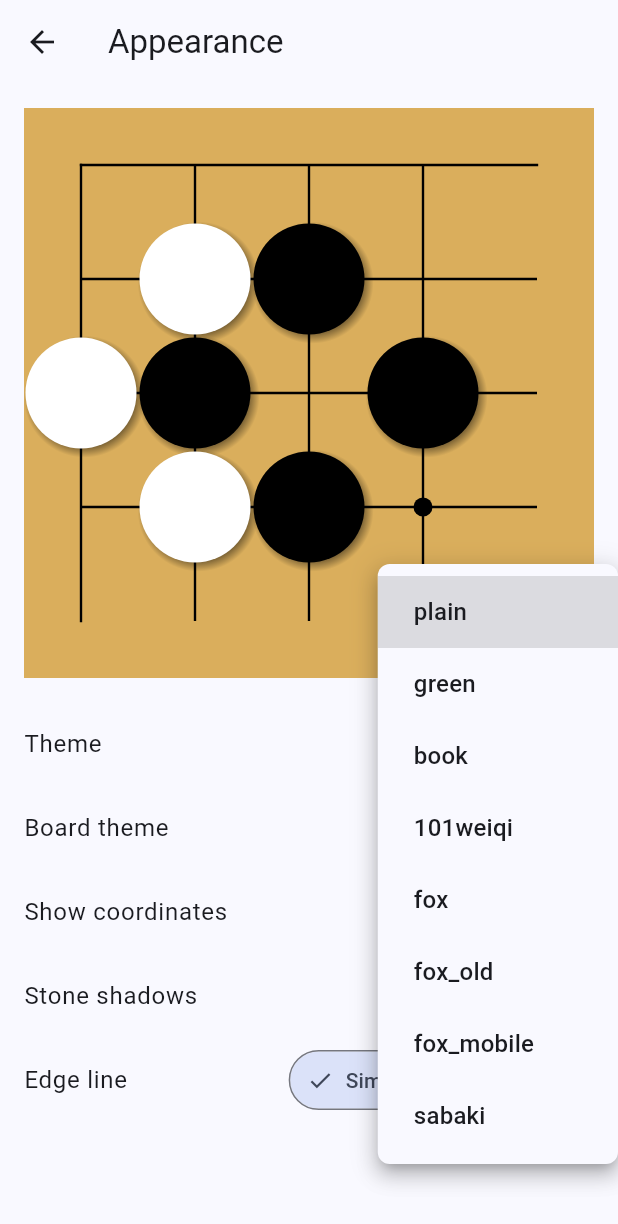
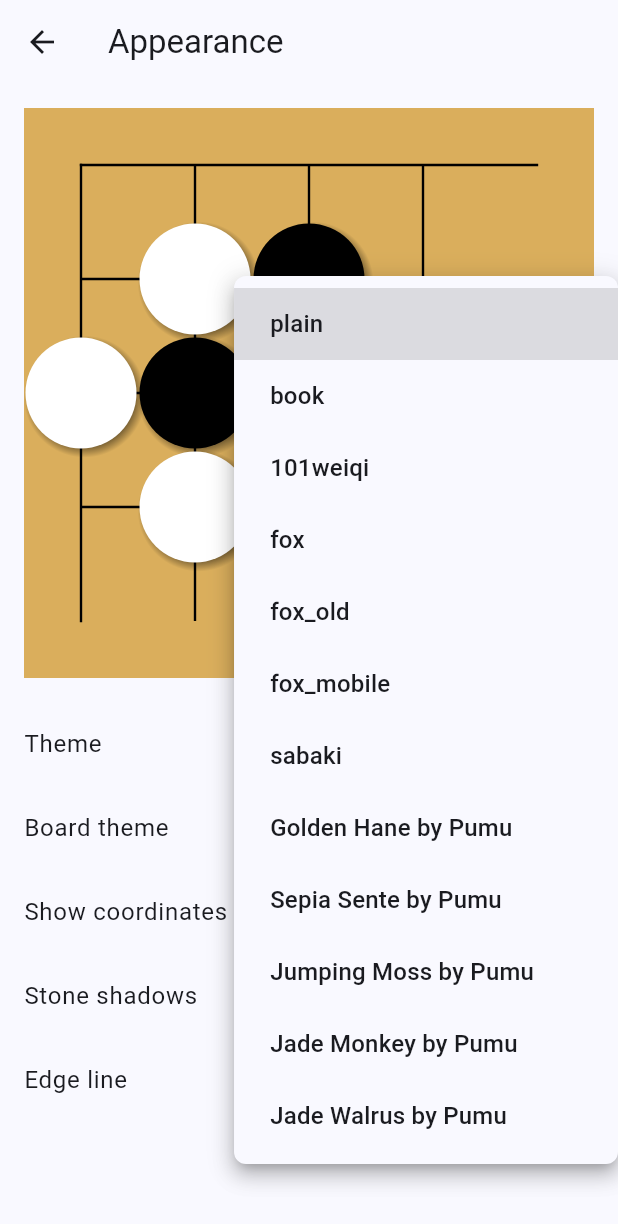
Before and after one commit to ale64bit/WeiqiHub, a Flutter app: the AppearanceSettingsPage screen opened directly with empty values, after a tap on "plain", on a phone screen of 412 x 824 dp. Shown: the top 1224 px of the screen. Run offline on Flutter 3.47's test engine with Material 3 defaults, Android fonts, the phone set to English and light mode, and no system bars; our stand-ins replace fast_immutable_collections, flutter_slidable, package_info_plus, petitparser, share_plus, shared_preferences; missing offline and left inert: animated_tree_view, extension_type_unions, flutter_soloud, sqlite3, tflite_flutter; accounts and stored records are empty; statements that could not run were skipped.

Commit message:
Add new themes by Pumu

```diff
--- a/lib/board/board_theme.dart
+++ b/lib/board/board_theme.dart
@@ -43,15 +43,6 @@ class BoardTheme {
     blackStone: SolidColorStone(color: Colors.black, border: false),
     whiteStone: SolidColorStone(color: Colors.white, border: false),
     lineColor: Colors.black,
-  );
-
-  static const green = BoardTheme(
-    id: 'green',
-    background:
-        SolidColorBoardBackground(color: Color.fromARGB(170, 127, 150, 112)),
-    blackStone: SolidColorStone(color: Colors.black, border: false),
-    whiteStone: SolidColorStone(color: Colors.white, border: true),
-    lineColor: Color(0xff89987f),
   );
 
   static const book = BoardTheme(
@@ -113,14 +104,73 @@ class BoardTheme {
     lineColor: Colors.black,
   );
 
+  static const goldenHane = BoardTheme(
+    id: 'Golden Hane by Pumu',
+    background:
+        SolidColorBoardBackground(color: Color.fromARGB(255, 185, 133, 45)),
+    blackStone:
+        SolidColorStone(color: Color.fromARGB(255, 52, 45, 9), border: false),
+    whiteStone: SolidColorStone(
+        color: Color.fromARGB(255, 205, 194, 175), border: true),
+    lineColor: Color.fromARGB(255, 216, 213, 197),
+  );
+
+  static const sepiaSente = BoardTheme(
+    id: 'Sepia Sente by Pumu',
+    background:
+        SolidColorBoardBackground(color: Color.fromARGB(255, 118, 114, 107)),
+    blackStone:
+        SolidColorStone(color: Color.fromARGB(255, 53, 46, 34), border: false),
+    whiteStone: SolidColorStone(
+        color: Color.fromARGB(255, 206, 201, 192), border: true),
+    lineColor: Color.fromARGB(255, 216, 213, 197),
+  );
+
+  static const jumpingMoss = BoardTheme(
+    id: 'Jumping Moss by Pumu',
+    background:
+        SolidColorBoardBackground(color: Color.fromARGB(255, 125, 140, 115)),
+    blackStone:
+        SolidColorStone(color: Color.fromARGB(255, 39, 47, 34), border: false),
+    whiteStone: SolidColorStone(
+        color: Color.fromARGB(255, 225, 222, 203), border: true),
+    lineColor: Color.fromARGB(255, 185, 183, 157),
+  );
+
+  static const jadeMonkey = BoardTheme(
+    id: 'Jade Monkey by Pumu',
+    background:
+        SolidColorBoardBackground(color: Color.fromARGB(255, 88, 132, 105)),
+    blackStone:
+        SolidColorStone(color: Color.fromARGB(255, 29, 68, 48), border: false),
+    whiteStone: SolidColorStone(
+        color: Color.fromARGB(255, 175, 197, 186), border: true),
+    lineColor: Color.fromARGB(255, 161, 201, 175),
+  );
+
+  static const jadeWalrus = BoardTheme(
+    id: 'Jade Walrus by Pumu',
+    background:
+        SolidColorBoardBackground(color: Color.fromARGB(255, 88, 132, 105)),
+    blackStone:
+        SolidColorStone(color: Color.fromARGB(255, 11, 35, 23), border: false),
+    whiteStone: SolidColorStone(
+        color: Color.fromARGB(255, 214, 225, 219), border: true),
+    lineColor: Color.fromARGB(255, 161, 201, 175),
+  );
+
   static const themes = {
     'plain': plain,
-    'green': green,
     'book': book,
     '101weiqi': t101weiqi,
     'fox': fox,
     'fox_old': foxOld,
     'fox_mobile': foxMobile,
     'sabaki': sabaki,
+    'Golden Hane by Pumu': goldenHane,
+    'Sepia Sente by Pumu': sepiaSente,
+    'Jumping Moss by Pumu': jumpingMoss,
+    'Jade Monkey by Pumu': jadeMonkey,
+    'Jade Walrus by Pumu': jadeWalrus,
   };
 }
--- a/lib/play/ai_bot.dart
+++ b/lib/play/ai_bot.dart
@@ -98,8 +98,6 @@ class AIBot {
     }
   }
 
-  double maskProb(double p) => p < 0.2 ? 0.0 : p;
-
   List<double> policy(wq.Color turn) {
     final input = <double>[];
     for (int i = 0; i < boardSize; ++i) {
```
Also changed, not shown: 1 other file.
